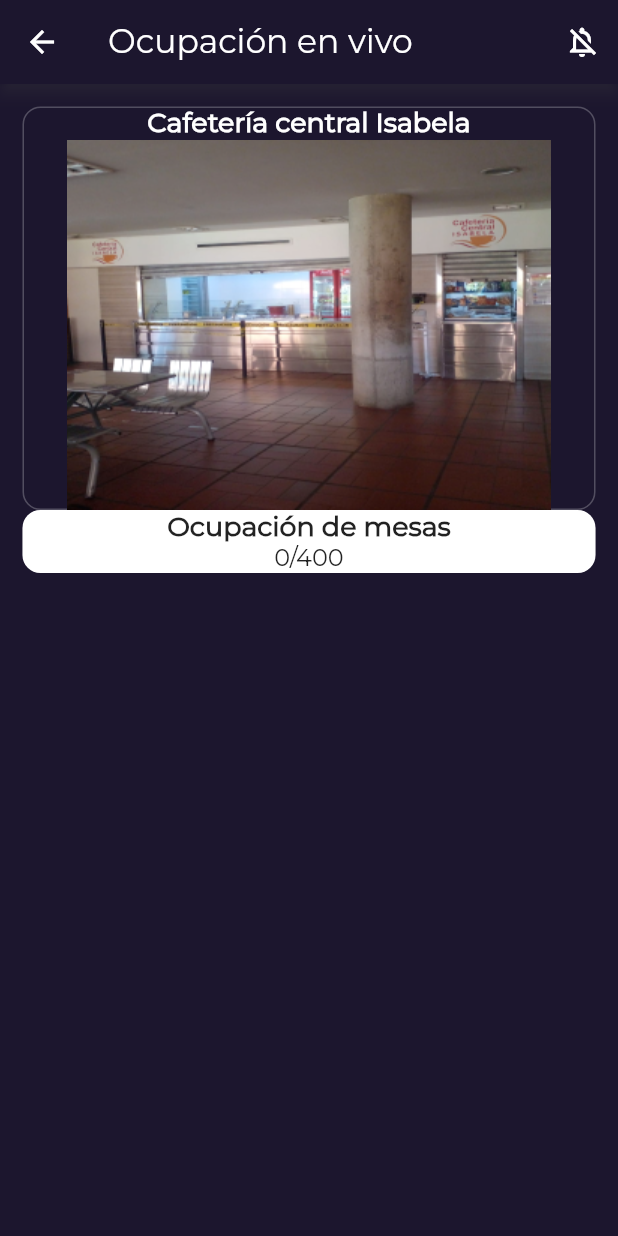
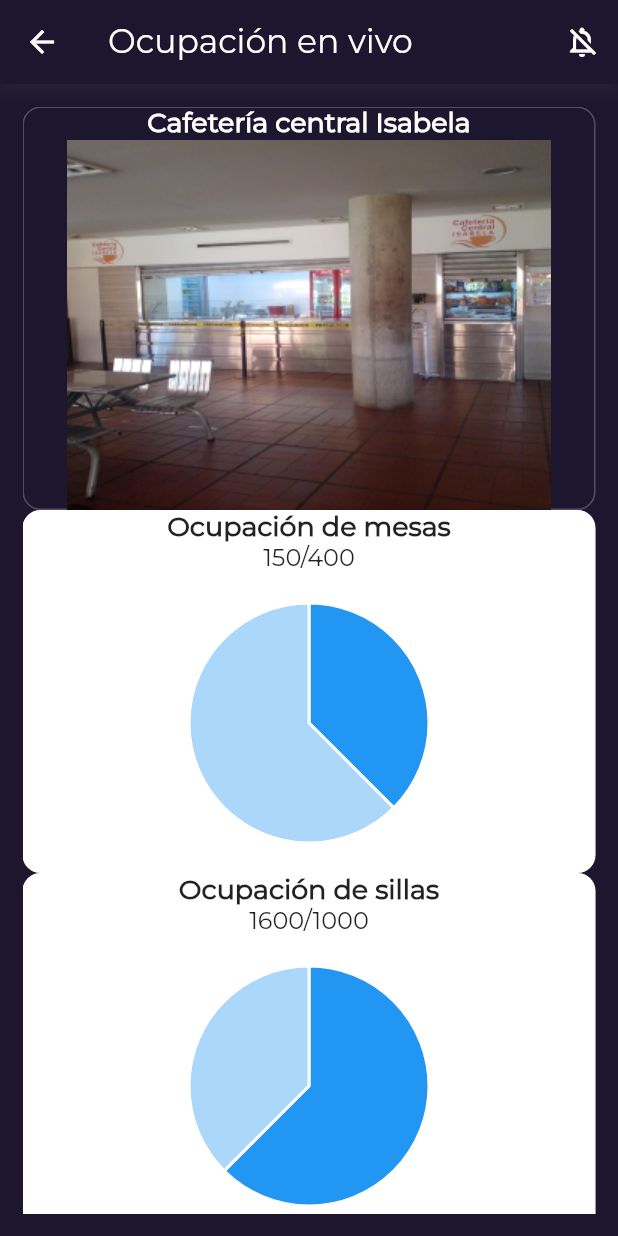
Before and after one commit to 7yrionLannister/is-it-crowded, a Flutter app: the screen it shows after launch, after a tap on the "pie chart" icon, on a phone screen of 412 x 824 dp. Run offline on Flutter 3.47's test engine with Material 2 defaults, Android fonts, the phone set to English and light mode, and no system bars; our stand-ins replace charts_flutter.

Commit message:
Added charts for live occupation

```diff
--- a/lib/ui/cafeterias_list.dart
+++ b/lib/ui/cafeterias_list.dart
@@ -12,7 +12,7 @@ class CafeteriasListPage extends StatefulWidget {
 
 class _CafeteriasListPageState extends State<CafeteriasListPage> {
   final _cafeterias = [
-    Cafeteria("Cafetería central Isabela", 1600, 400,
+    Cafeteria("Cafetería central Isabela", 1600, 400, tablesOcupation: 150, peopleOcupation: 1000,
         lastUpdated: DateTime.now(), image: "assets/images/central.png"),
     Cafeteria("Restaurante Bristo", 1000, 25,
         lastUpdated: DateTime.now(), image: "assets/images/bristo.png"),
@@ -34,6 +34,8 @@ class _CafeteriasListPageState extends State<CafeteriasListPage> {
             Navigator.of(context).push(
               MaterialPageRoute(
                 builder: (context) {
+                  return StatefulBuilder(
+                      builder: (context, setState) {
                         return Scaffold(
                           backgroundColor: const Color(0xff1c162e),
                           appBar: AppBar(
@@ -57,6 +59,8 @@ class _CafeteriasListPageState extends State<CafeteriasListPage> {
                             ],
                           ),
                           body: LiveOccupation(cafeteria),
+                        );
+                      }
                   );
                 },
               ),
--- a/lib/ui/live_occupation.dart
+++ b/lib/ui/live_occupation.dart
@@ -1,29 +1,30 @@
 import 'package:flutter/material.dart';
+import 'package:charts_flutter/flutter.dart' as charts;
 
 import '../model/cafeteria.dart';
 
-Cafeteria currentCafeteria = Cafeteria("name", 999, 999);
-
-class LiveOccupation extends StatefulWidget {
-  LiveOccupation(Cafeteria cafeteria, {Key? key}) : super(key: key) {
-    currentCafeteria = cafeteria;
-  }
-
-  @override
-  _OccupationState createState() => _OccupationState();
-}
-
-class _OccupationState extends State<LiveOccupation> {
-  var _notificationsOn = false;
-
-  @override
-  void initState() {
-    super.initState();
-    _notificationsOn = currentCafeteria.notificationsOn;
-  }
+class LiveOccupation extends StatelessWidget {
+  final Cafeteria cafeteria;
+  const LiveOccupation(this.cafeteria, {Key? key}) : super(key: key);
 
   @override
   Widget build(BuildContext context) {
+    final List<charts.Series<dynamic, num>> tablesOccupationList = [
+      charts.Series<int, int>(
+        id: "Ocupación de mesas",
+        domainFn: (int i, _) => i,
+        measureFn: (int j, _) => j,
+        data: [cafeteria.tablesOcupation, cafeteria.tables - cafeteria.tablesOcupation],
+      ),
+    ];
+    final List<charts.Series<dynamic, num>> peopleOccupationList = [
+      charts.Series<int, int>(
+        id: "Ocupación de sillas",
+        domainFn: (int i, _) => i,
+        measureFn: (int j, _) => j,
+        data: [cafeteria.peopleOcupation, cafeteria.maxCapacity - cafeteria.peopleOcupation],
+      ),
+    ];
     return SafeArea(
       minimum: const EdgeInsets.all(15.0),
       child: ListView(children: <Widget>[
@@ -35,14 +36,14 @@ class _OccupationState extends State<LiveOccupation> {
               color: Color(0xff1c162e)),
           child: Column(children: <Widget>[
             Text(
-              currentCafeteria.name,
+              cafeteria.name,
               style: const TextStyle(
                   color: Colors.white,
                   fontWeight: FontWeight.bold,
                   fontFamily: 'Montserrat',
                   fontSize: 18.0),
             ),
-            Image.asset(currentCafeteria.image),
+            Image.asset(cafeteria.image),
           ]),
         ),
         DecoratedBox(
@@ -57,8 +58,34 @@ class _OccupationState extends State<LiveOccupation> {
                     fontWeight: FontWeight.bold,
                     fontFamily: 'Montserrat',
                     fontSize: 18.0)),
-            Text(currentCafeteria.tablesOcupation.toString() + '/' + currentCafeteria.tables.toString(),
+            Text(cafeteria.tablesOcupation.toString() + '/' + cafeteria.tables.toString(),
                 style: const TextStyle(fontFamily: 'Montserrat', fontSize: 16.0)),
+            SizedBox(
+              child: charts.PieChart(tablesOccupationList, animate: true),
+              width: 200,
+              height: 200,
+            ),
+          ]),
+        ),
+        DecoratedBox(
+          decoration: const ShapeDecoration(
+              shape: RoundedRectangleBorder(
+                  side: BorderSide(color: Colors.white24),
+                  borderRadius: BorderRadius.all(Radius.circular(12))),
+              color: Colors.white),
+          child: Column(children: <Widget>[
+            const Text("Ocupación de sillas",
+                style: TextStyle(
+                    fontWeight: FontWeight.bold,
+                    fontFamily: 'Montserrat',
+                    fontSize: 18.0)),
+            Text(cafeteria.maxCapacity.toString() + '/' + cafeteria.peopleOcupation.toString(),
+                style: const TextStyle(fontFamily: 'Montserrat', fontSize: 16.0)),
+            SizedBox(
+              child: charts.PieChart(peopleOccupationList, animate: true),
+              width: 200,
+              height: 200,
+            ),
           ]),
         ),
       ]),
```
Lines whose indentation alone changed are shown as unchanged.
